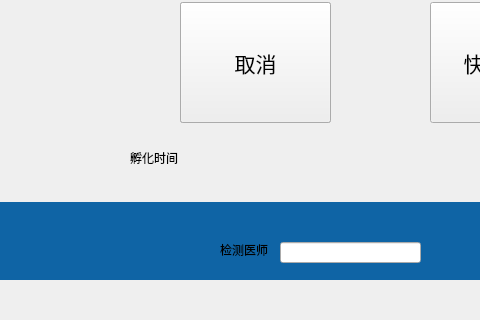
This is mainwindow.ui in jindezhang/Q7fromRD330 as Qt 5 draws it before an edit; both pictures show x 0 to 480 and y 248 to 568 of the 1024 by 700 pixel window. The edited form follows.
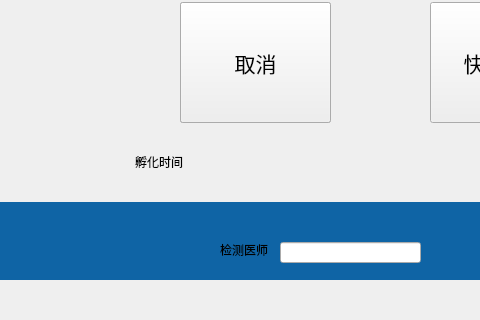
This is the edited form. Icons and pictures are not drawn. Custom widgets are drawn as their Qt base class.

What changed in the file:
```diff
--- a/mainwindow.ui
+++ b/mainwindow.ui
@@ -274,8 +274,8 @@
      <widget class="QLabel" name="label_3">
       <property name="geometry">
        <rect>
-        <x>140</x>
-        <y>410</y>
+        <x>145</x>
+        <y>414</y>
         <width>54</width>
         <height>12</height>
        </rect>
```
Left out of the diff: 4 changed lines with no effect on the pictures.
